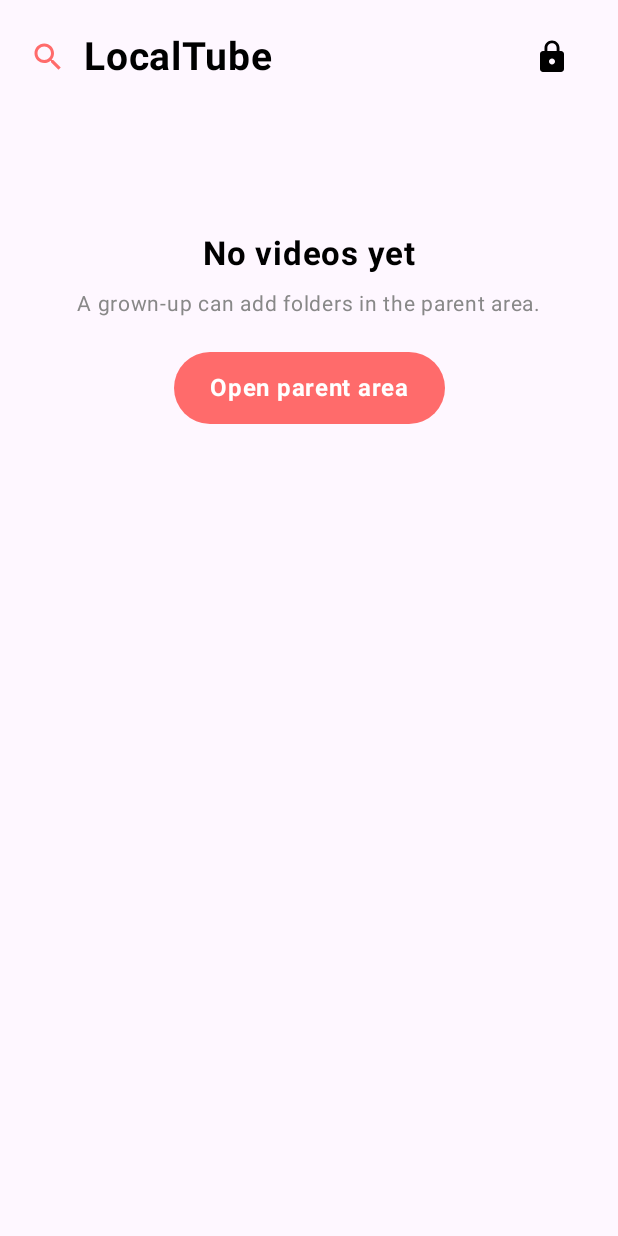
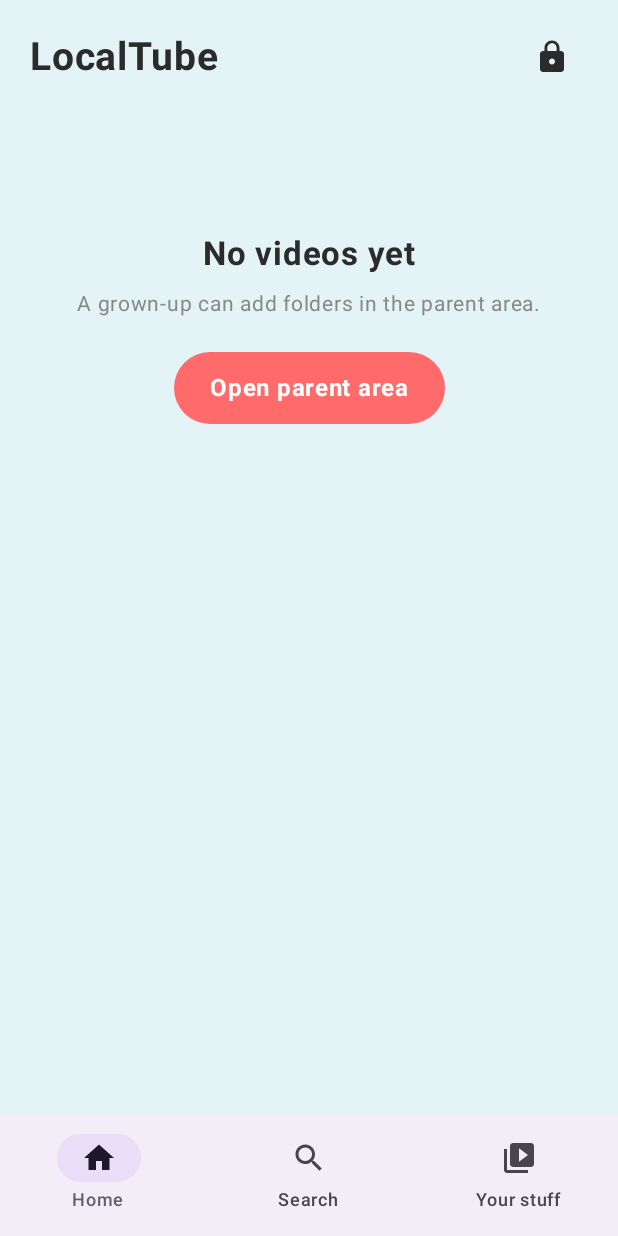
Before and after one commit to rickevans86/LocalTube, an Android app built with Jetpack Compose: the screen it shows after launch (MainActivity), on a phone screen of 412 x 824 dp. Run offline under Robolectric (Android 15) with nearby library versions, the phone set to English and light mode, and no system bars; our stand-ins replace Room's generated code.

Commit message:
Home YouTube Kids restyle + bottom nav (Home/Search/Your stuff)
- Teal kid background; category bar with icons and solid dark selected pill.
- Shared YT Kids-style landscape card (duration badge, avatar, title); uniform
  2-column grid; dropped portrait movie posters.
- Bottom navigation scaffold: Home, Search (filter local videos by title),
  Your stuff (recently watched from watch history).
- Search/recent DAO queries + repository methods.

AI: Claude

Co-Authored-By: Claude Opus 4.8 <noreply@anthropic.com>
Claude-Session: https://claude.ai/code/session_011bQsjkAVcZjiQSGANAWEGJ

```diff
--- a/app/src/main/java/com/localtube/app/data/ContentRepository.kt
+++ b/app/src/main/java/com/localtube/app/data/ContentRepository.kt
@@ -25,6 +25,10 @@ class ContentRepository(
 
     fun videosInFolder(folderId: Long): Flow<List<VideoEntity>> =
         videoDao.observeByFolder(folderId)
+
+    fun search(query: String): Flow<List<VideoEntity>> = videoDao.search(query)
+
+    val recent: Flow<List<VideoEntity>> = videoDao.observeRecent()
 
     suspend fun addFolder(name: String, treeUri: String, type: FolderType): Long {
         val id = folderDao.upsert(FolderEntity(name = name, treeUri = treeUri, type = type.name))
--- a/app/src/main/java/com/localtube/app/data/db/Daos.kt
+++ b/app/src/main/java/com/localtube/app/data/db/Daos.kt
@@ -63,6 +63,19 @@ interface VideoDao {
     @Query("SELECT * FROM videos WHERE folderId = :folderId AND hidden = 0 ORDER BY title")
     fun observeByFolder(folderId: Long): Flow<List<VideoEntity>>
 
+    @Query(
+        "SELECT v.* FROM videos v JOIN folders f ON v.folderId = f.id " +
+            "WHERE v.hidden = 0 AND f.visible = 1 AND v.title LIKE '%' || :query || '%' " +
+            "ORDER BY v.title LIMIT 100"
+    )
+    fun search(query: String): Flow<List<VideoEntity>>
+
+    @Query(
+        "SELECT v.* FROM videos v JOIN watch_events w ON v.documentUri = w.videoUri " +
+            "WHERE v.hidden = 0 GROUP BY v.documentUri ORDER BY MAX(w.startedAt) DESC LIMIT 50"
+    )
+    fun observeRecent(): Flow<List<VideoEntity>>
+
     @Query("UPDATE videos SET hidden = :hidden WHERE documentUri = :uri")
     suspend fun setHidden(uri: String, hidden: Boolean)
 }
--- a/app/src/main/java/com/localtube/app/ui/LocalTubeRoot.kt
+++ b/app/src/main/java/com/localtube/app/ui/LocalTubeRoot.kt
@@ -2,7 +2,24 @@ package com.localtube.app.ui
 
 import android.net.Uri
 import android.util.Base64
+import androidx.compose.foundation.layout.Box
+import androidx.compose.foundation.layout.fillMaxSize
+import androidx.compose.foundation.layout.padding
+import androidx.compose.material.icons.Icons
+import androidx.compose.material.icons.filled.Home
+import androidx.compose.material.icons.filled.Search
+import androidx.compose.material.icons.filled.VideoLibrary
+import androidx.compose.material3.Icon
+import androidx.compose.material3.NavigationBar
+import androidx.compose.material3.NavigationBarItem
+import androidx.compose.material3.Scaffold
+import androidx.compose.material3.Text
 import androidx.compose.runtime.Composable
+import androidx.compose.runtime.getValue
+import androidx.compose.runtime.mutableIntStateOf
+import androidx.compose.runtime.remember
+import androidx.compose.runtime.setValue
+import androidx.compose.ui.Modifier
 import androidx.navigation.NavType
 import androidx.navigation.compose.NavHost
 import androidx.navigation.compose.composable
@@ -12,13 +29,15 @@ import com.localtube.app.di.AppContainer
 import com.localtube.app.feature.channel.ChannelScreen
 import com.localtube.app.feature.gate.ParentGateScreen
 import com.localtube.app.feature.home.HomeScreen
+import com.localtube.app.feature.library.YourStuffScreen
 import com.localtube.app.feature.player.PlayerScreen
+import com.localtube.app.feature.search.SearchScreen
 import com.localtube.app.feature.settings.MainFoldersScreen
 import com.localtube.app.feature.settings.ScreenTimeScreen
 import com.localtube.app.feature.settings.SettingsScreen
 
 object Routes {
-    const val HOME = "home"
+    const val MAIN = "main"
     const val CHANNEL = "channel/{folderId}/{channel}"
     const val PLAYER = "player/{uri}"
     const val GATE = "gate"
@@ -42,9 +61,9 @@ object Routes {
 @Composable
 fun LocalTubeRoot(container: AppContainer) {
     val nav = rememberNavController()
-    NavHost(navController = nav, startDestination = Routes.HOME) {
-        composable(Routes.HOME) {
-            HomeScreen(
+    NavHost(navController = nav, startDestination = Routes.MAIN) {
+        composable(Routes.MAIN) {
+            MainScaffold(
                 container = container,
                 onOpenVideo = { nav.navigate(Routes.player(it)) },
                 onOpenChannel = { folderId, channel -> nav.navigate(Routes.channel(folderId, channel)) },
@@ -84,13 +103,13 @@ fun LocalTubeRoot(container: AppContainer) {
                 container = container,
                 videoUri = uri,
                 onBack = { nav.popBackStack() },
-                onOpenVideo = { nav.navigate(Routes.player(it)) { popUpTo(Routes.HOME) } },
+                onOpenVideo = { nav.navigate(Routes.player(it)) { popUpTo(Routes.MAIN) } },
             )
         }
         composable(Routes.GATE) {
             ParentGateScreen(
                 container = container,
-                onUnlocked = { nav.navigate(Routes.SETTINGS) { popUpTo(Routes.HOME) } },
+                onUnlocked = { nav.navigate(Routes.SETTINGS) { popUpTo(Routes.MAIN) } },
                 onCancel = { nav.popBackStack() },
             )
         }
@@ -99,7 +118,7 @@ fun LocalTubeRoot(container: AppContainer) {
                 container = container,
                 onOpenFolders = { nav.navigate(Routes.FOLDERS) },
                 onOpenScreenTime = { nav.navigate(Routes.SCREEN_TIME) },
-                onDone = { nav.navigate(Routes.HOME) { popUpTo(Routes.HOME) { inclusive = true } } },
+                onDone = { nav.navigate(Routes.MAIN) { popUpTo(Routes.MAIN) { inclusive = true } } },
             )
         }
         composable(Routes.FOLDERS) {
@@ -110,3 +129,45 @@ fun LocalTubeRoot(container: AppContainer) {
         }
     }
 }
+
+@Composable
+private fun MainScaffold(
+    container: AppContainer,
+    onOpenVideo: (String) -> Unit,
+    onOpenChannel: (Long, String) -> Unit,
+    onOpenParentArea: () -> Unit,
+) {
+    var tab by remember { mutableIntStateOf(0) }
+    Scaffold(
+        bottomBar = {
+            NavigationBar {
+                NavigationBarItem(
+                    selected = tab == 0,
+                    onClick = { tab = 0 },
+                    icon = { Icon(Icons.Default.Home, contentDescription = null) },
+                    label = { Text("Home") },
+                )
+                NavigationBarItem(
+                    selected = tab == 1,
+                    onClick = { tab = 1 },
+                    icon = { Icon(Icons.Default.Search, contentDescription = null) },
+                    label = { Text("Search") },
+                )
+                NavigationBarItem(
+                    selected = tab == 2,
+                    onClick = { tab = 2 },
+                    icon = { Icon(Icons.Default.VideoLibrary, contentDescription = null) },
+                    label = { Text("Your stuff") },
+                )
+            }
+        },
+    ) { padding ->
+        Box(modifier = Modifier.fillMaxSize().padding(padding)) {
+            when (tab) {
+                0 -> HomeScreen(container, onOpenVideo, onOpenChannel, onOpenParentArea)
+                1 -> SearchScreen(container, onOpenVideo)
+                else -> YourStuffScreen(container, onOpenVideo)
+            }
+        }
+    }
+}
--- a/app/src/main/java/com/localtube/app/ui/theme/Theme.kt
+++ b/app/src/main/java/com/localtube/app/ui/theme/Theme.kt
@@ -8,6 +8,7 @@ import androidx.compose.ui.graphics.Color
 
 val Cream = Color(0xFFFFF7ED)
 val SettingsBg = Color(0xFFF4F1EA)
+val KidBg = Color(0xFFE3F3F6)
 val Coral = Color(0xFFFF6B6B)
 val Ink = Color(0xFF2B2B2B)
 val Blue = Color(0xFF4D96FF)
```
Also changed, not shown: app/src/main/java/com/localtube/app/feature/home/HomeScreen.kt (+55 -101 lines), app/src/main/java/com/localtube/app/feature/library/YourStuffScreen.kt (added, +68 -0 lines), app/src/main/java/com/localtube/app/feature/search/SearchScreen.kt (added, +93 -0 lines), app/src/main/java/com/localtube/app/ui/VideoCards.kt (added, +91 -0 lines).
